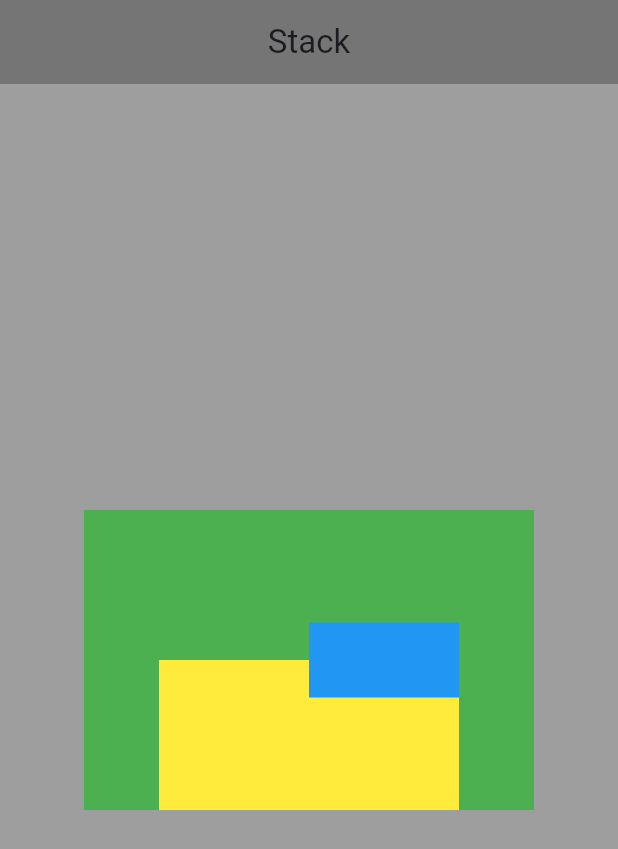
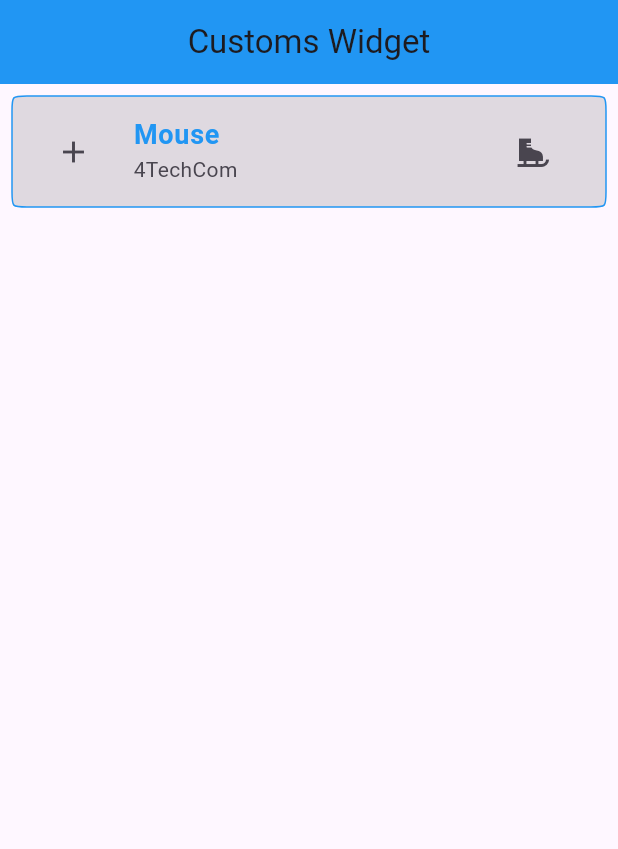
Before and after one commit to Sainathhiwale/flutter_bootcomp, a Flutter app: the screen it shows after launch, on a phone screen of 412 x 824 dp. Shown: the top 849 px of the screen. Run offline on Flutter 3.47's test engine with Material 3 defaults, Android fonts, the phone set to English and light mode, and no system bars; our stand-ins replace fluttertoast, font_awesome_flutter.

Commit message:
listview with listile widget is added

```diff
--- a/lib/main.dart
+++ b/lib/main.dart
@@ -7,6 +7,7 @@ import 'package:flutter_bootcamp_2025/screen/HomeListViewTile.dart';
 import 'package:flutter_bootcamp_2025/screen/HomeRowColumnExpended.dart';
 import 'package:flutter_bootcamp_2025/screen/ListViewBuilderHome.dart';
 import 'package:flutter_bootcamp_2025/screen/StackWidgetHome.dart';
+import 'package:flutter_bootcamp_2025/screen/customswidgets.dart';
 import 'package:flutter_bootcamp_2025/screen/dashbroad.dart';
 import 'package:flutter_bootcamp_2025/screen/home.dart';
 
@@ -25,7 +26,7 @@ class MyApp extends StatelessWidget{
     return MaterialApp(
       title: "My Flutter App",
       debugShowCheckedModeBanner: false,
-      home: StackWidgetHome(),
+      home: Customswidgets(),
     );
   }
 }
--- /dev/null
+++ b/lib/screen/customswidgets.dart
@@ -0,0 +1,37 @@
+import 'package:flutter/material.dart';
+
+class Customswidgets extends StatelessWidget {
+  const Customswidgets({super.key});
+
+  @override
+  Widget build(BuildContext context) {
+    return Scaffold(
+      appBar: AppBar(
+        title: Text("Customs Widget"),
+        centerTitle: true,
+        backgroundColor: Colors.blue,
+      ),
+      body: ListView(
+        children: [
+          Padding(
+            padding: const EdgeInsets.all(8.0),
+            child: ListTile(
+              tileColor: Colors.black12,
+              shape: ContinuousRectangleBorder(
+               borderRadius: BorderRadius.circular(10.0),
+                side: BorderSide(
+                 width: 1.0,
+                  color: Colors.blue
+                )
+              ),
+              title: Text("Mouse", style: TextStyle(fontSize: 18,fontWeight: FontWeight.bold,color: Colors.blue),),
+              subtitle: Text("4TechCom"),
+              leading: IconButton(icon: Icon(Icons.add), onPressed: () {  },),
+              trailing: IconButton(icon: Icon(Icons.ice_skating) , onPressed: () {  },),
+            ),
+          )
+        ],
+      ),
+    );
+  }
+}
```
